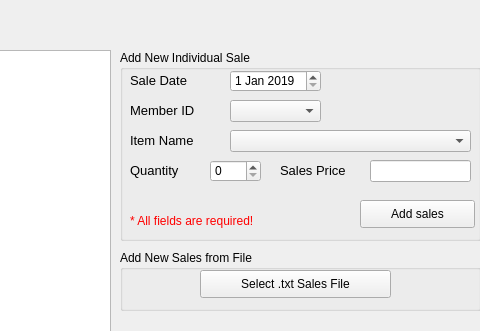
Before: the Qt Designer form BulkClub/aSales.ui in JShinozuka/Project2, drawn with Qt 5; both pictures show x 580 to 1060 and y 0 to 331 of the 1200 by 640 pixel window.
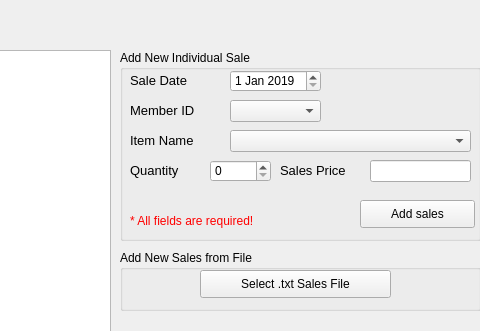
After: the same form once the commit is applied.

Commit message: fixed quanitty dropdown box limit

```diff
--- a/BulkClub/aSales.ui
+++ b/BulkClub/aSales.ui
@@ -170,10 +170,13 @@
      <rect>
       <x>90</x>
       <y>110</y>
-      <width>51</width>
+      <width>61</width>
       <height>22</height>
      </rect>
     </property>
+    <property name="maximum">
+     <number>999</number>
+    </property>
    </widget>
    <widget class="QLabel" name="label_5">
     <property name="geometry">
```
